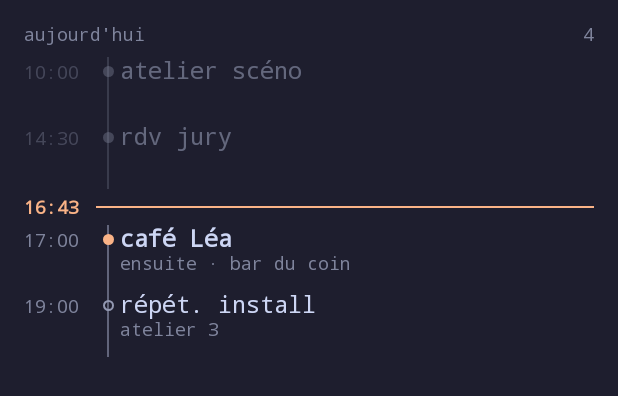
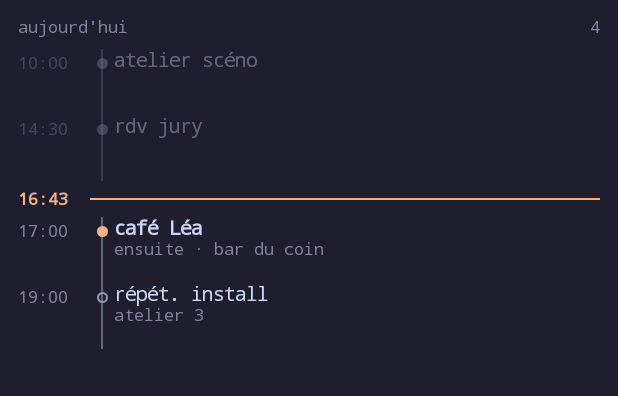
Before and after one commit to DemoxxMik/launcher_hyprland, an Android app built with Jetpack Compose: the @Preview function AgendaOverflowPreview, on a phone screen of 412 x 824 dp. Shown: the top 396 px of the screen. Run offline under Robolectric (Android 15) with nearby library versions, the phone set to English and light mode, and no system bars.

Commit message:
nuit 2 : mesures et typographie LauncherStyle

```diff
--- a/app/src/main/java/com/example/launcher_hyprland/ui/LauncherStyle.kt
+++ b/app/src/main/java/com/example/launcher_hyprland/ui/LauncherStyle.kt
@@ -2,6 +2,7 @@ package com.example.launcher_hyprland.ui
 
 import androidx.compose.ui.graphics.Color
 import androidx.compose.ui.text.font.FontFamily
+import androidx.compose.ui.text.font.FontWeight
 import androidx.compose.ui.unit.dp
 import androidx.compose.ui.unit.sp
 
@@ -10,9 +11,9 @@ object LauncherStyle {
     // Dimensions
     val gap = 10.dp            // écart entre les cases et avec les bords de l'écran
     val editGap = 24.dp        // écart en mode édition : assez large pour attraper la poignée au doigt
-    val cornerRadius = 12.dp   // rayon des coins d'une case
-    val borderWidth = 2.dp     // épaisseur du contour
-    val tilePadding = 16.dp    // marge intérieure d'une case
+    val cornerRadius = 8.dp   // rayon des coins d'une case
+    val borderWidth = 1.dp     // épaisseur du contour
+    val tilePadding = 12.dp    // marge intérieure d'une case
     val handleLength = 32.dp   // longueur du petit trait visible au milieu d'une poignée
     val handleThickness = 4.dp // épaisseur de ce trait
 
@@ -78,12 +79,13 @@ object LauncherStyle {
     val fallbackField = Color(0xFF313244)
     val fallbackOnAccent = Color(0xFF1E1E2E)
 
-    // Police
+    // Police : pas de JetBrains Mono dans res/font/ -> monospace systeme (a embarquer plus tard)
     val font = FontFamily.Monospace
+    val weightHuge = FontWeight.Light // l'heure : ~44 sp Light
 
     // Tailles de texte : les widgets n'écrivent jamais de `.sp` eux-mêmes, ils prennent l'une de celles-ci.
-    val textHuge = 64.sp   // l'heure de l'horloge, le % de la batterie
-    val textBody = 16.sp   // texte normal
-    val textSmall = 12.sp  // étiquettes (« agenda », « notes »…)
+    val textHuge = 44.sp   // l'heure de l'horloge, le % de la batterie
+    val textBody = 13.sp   // texte normal
+    val textSmall = 11.sp  // étiquettes (« agenda », « notes »…)
     val lineSpacing = 8.dp // écart vertical entre deux lignes d'un widget
 }
```
